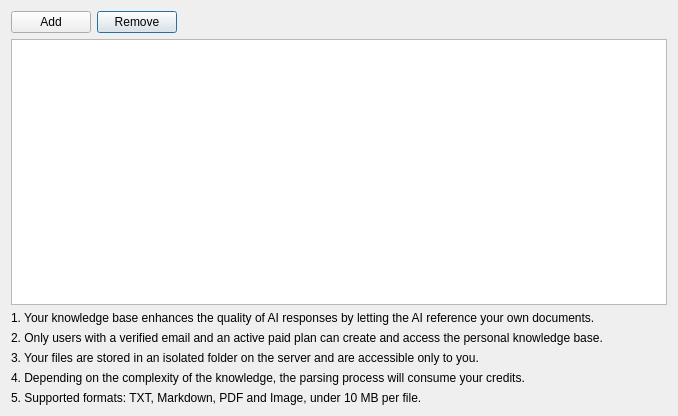
Old version of the form user_knowledge_dialog.ui in the repository robert6757/qgis-geo-knowledge-ai.
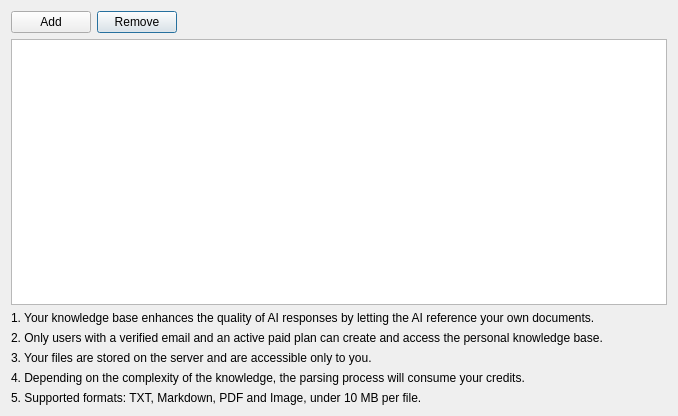
New version of the form.

Commit message: Add Undo in orchestration.

Patch:
```diff
--- a/user_knowledge_dialog.ui
+++ b/user_knowledge_dialog.ui
@@ -27,7 +27,7 @@
    <item row="4" column="0" colspan="3">
     <widget class="QLabel" name="label_3">
      <property name="text">
-      <string>3. Your files are stored in an isolated folder on the server and are accessible only to you.</string>
+      <string>3. Your files are stored on the server and are accessible only to you.</string>
      </property>
     </widget>
    </item>
```
The commit also changes 2 other files.
